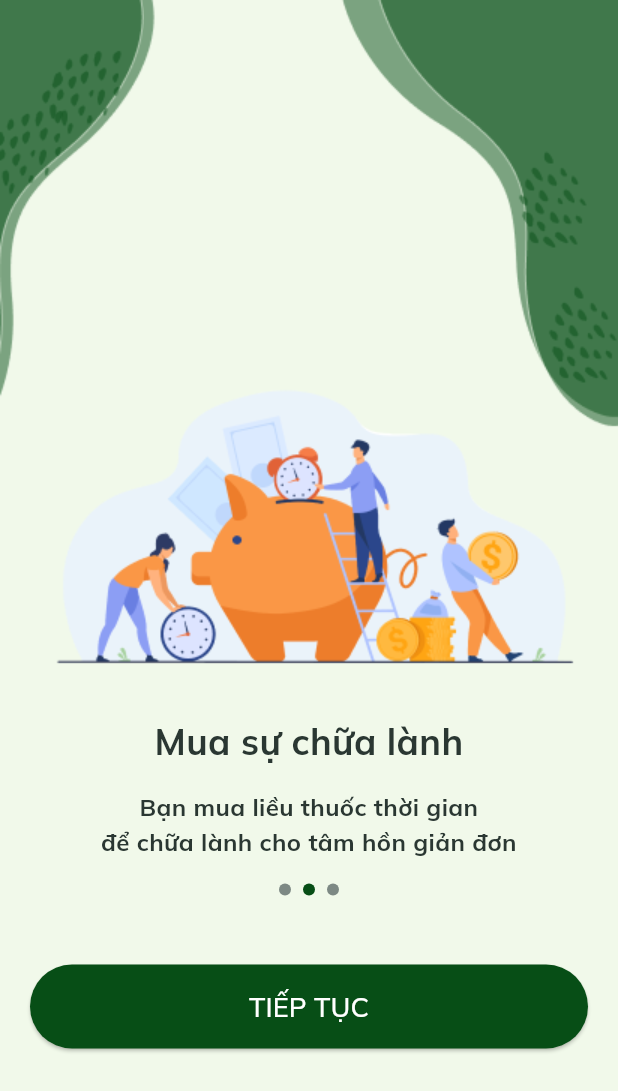
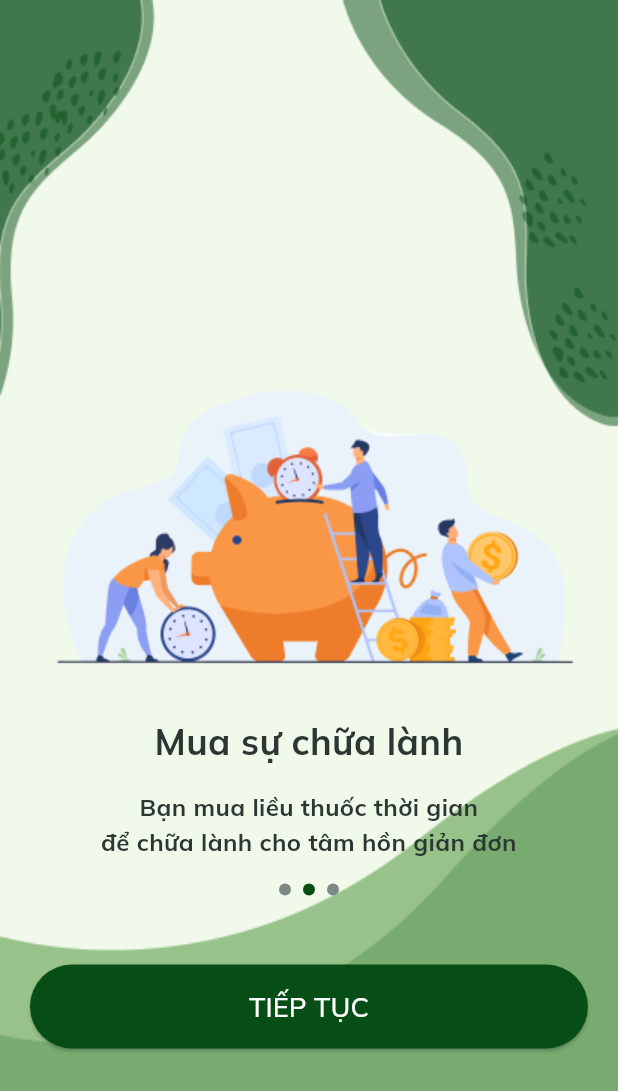
Before and after one commit to TaQuangKhoi/ex_book, a Flutter app: the screen it shows after launch, on a phone screen of 412 x 824 dp. Shown: the top 1091 px of the screen. Run offline on Flutter 3.47's test engine with Material 2 defaults, Android fonts, the phone set to English and light mode, and no system bars; our stand-ins replace flutter_svg, google_fonts.

Commit message:
Xong phần vẻ dưới của background 2

```diff
--- a/lib/pages/create_account/introduction_page.dart
+++ b/lib/pages/create_account/introduction_page.dart
@@ -139,10 +139,10 @@ class IntroBackground2 extends StatelessWidget {
 
   @override
   Widget build(BuildContext context) {
-    return const Stack(
+    return Stack(
       alignment: Alignment.center,
       children: [
-        Positioned(
+        const Positioned(
           top: 0,
           left: 0,
           child: Image(
@@ -150,7 +150,7 @@ class IntroBackground2 extends StatelessWidget {
                 'assets/introduction_page/background2/vector_30.png'),
           ),
         ),
-        Positioned(
+        const Positioned(
           top: 0,
           left: 0,
           child: Image(
@@ -158,7 +158,7 @@ class IntroBackground2 extends StatelessWidget {
                 AssetImage('assets/introduction_page/background2/vector_3.png'),
           ),
         ),
-        Positioned(
+        const Positioned(
           top: 20,
           left: 20,
           child: Image(
@@ -166,7 +166,7 @@ class IntroBackground2 extends StatelessWidget {
                 'assets/introduction_page/background2/group_105.png'),
           ),
         ),
-        Positioned(
+        const Positioned(
           top: 60,
           left: 0,
           child: Image(
@@ -174,7 +174,7 @@ class IntroBackground2 extends StatelessWidget {
                 'assets/introduction_page/background2/group_106.png'),
           ),
         ),
-        Positioned(
+        const Positioned(
           top: 0,
           right: 0,
           child: Image(
@@ -182,7 +182,7 @@ class IntroBackground2 extends StatelessWidget {
                 'assets/introduction_page/background2/vector_29.png'),
           ),
         ),
-        Positioned(
+        const Positioned(
           top: 0,
           right: 0,
           child: Image(
@@ -190,7 +190,7 @@ class IntroBackground2 extends StatelessWidget {
                 'assets/introduction_page/background2/vector_28.png'),
           ),
         ),
-        Positioned(
+        const Positioned(
           top: 190,
           right: 0,
           child: Image(
@@ -198,12 +198,36 @@ class IntroBackground2 extends StatelessWidget {
                 'assets/introduction_page/background2/group_108.png'),
           ),
         ),
-        Positioned(
+        const Positioned(
           top: 100,
           right: 20,
           child: Image(
             image: AssetImage(
                 'assets/introduction_page/background2/group_108.png'),
+          ),
+        ),
+        Positioned(
+          bottom: 0,
+          right: 0,
+          child: SizedBox(
+            width: MediaQuery.of(context).size.width,
+            child: const Image(
+              fit: BoxFit.fill,
+              image: AssetImage(
+                  'assets/introduction_page/background2/vector_25.png'),
+            ),
+          ),
+        ),
+        Positioned(
+          bottom: 0,
+          right: 0,
+          child: SizedBox(
+            width: MediaQuery.of(context).size.width,
+            child: const Image(
+              fit: BoxFit.fill,
+              image: AssetImage(
+                  'assets/introduction_page/background2/vector_27.png'),
+            ),
           ),
         ),
         TextBetween(
```
Also changed, not shown: assets/introduction_page/background2/vector_25.png (added), assets/introduction_page/background2/vector_27.png (added).
